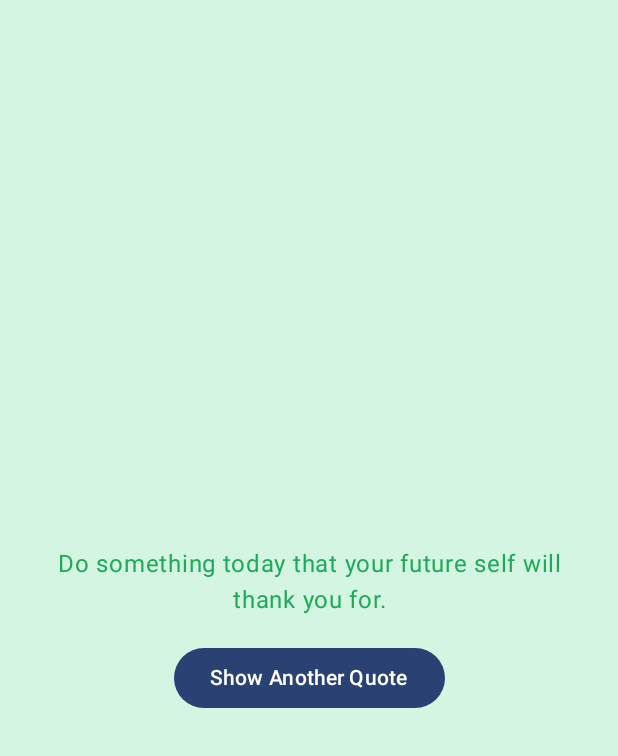
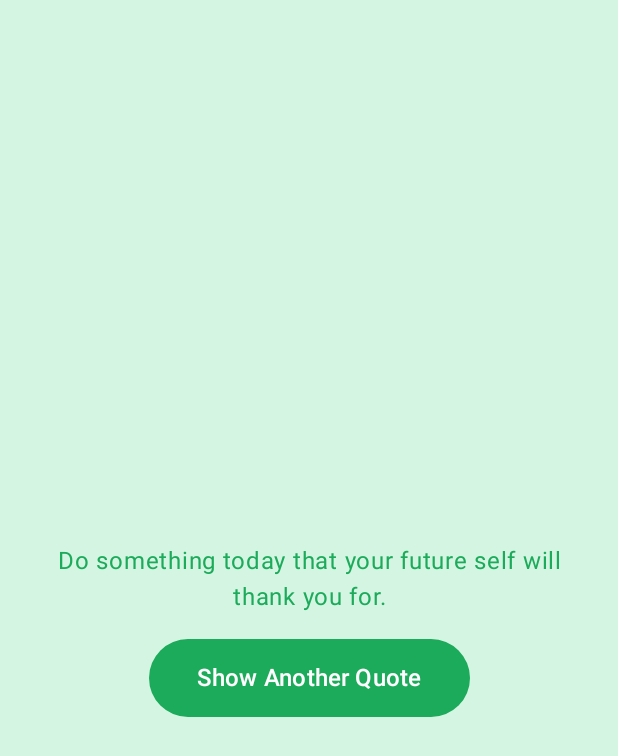
Before and after one commit to EdwardMarecos/CS501, an Android app built with Jetpack Compose: the screen it shows after launch (MainActivity), on a phone screen of 412 x 824 dp. Shown: the top 756 px of the screen. Run offline under Robolectric (Android 15) with nearby library versions, the phone set to English and light mode, and no system bars.

```diff
--- a/week2/QuoteoftheDayApp/app/src/main/java/com/example/quoteofthedayapp/MainActivity.kt
+++ b/week2/QuoteoftheDayApp/app/src/main/java/com/example/quoteofthedayapp/MainActivity.kt
@@ -14,6 +14,7 @@ import androidx.compose.foundation.layout.padding
 import androidx.compose.foundation.shape.RoundedCornerShape
 import androidx.compose.material3.Button
 import androidx.compose.material3.ButtonDefaults
+import androidx.compose.material3.MaterialTheme
 import androidx.compose.material3.Scaffold
 import androidx.compose.material3.Text
 import androidx.compose.material3.contentColorFor
@@ -86,25 +87,25 @@ fun Quote(modifier: Modifier = Modifier) {
             modifier = Modifier
                 .clip(RoundedCornerShape(12.dp)),
             colors = ButtonDefaults.buttonColors(
-//                backgroundColor = Color(0xFF333333),
-//                contentColorFor()
+                containerColor = Color(0xff1cab5a),
+                contentColor = contentColorFor(Color(0xff1cab5a))
             ),
+
             onClick = {
                 val newRandomIndex = Random.nextInt(quotes.size)
                 currentQuote.value = quotes[newRandomIndex]
             }
         ) {
-            Text(text = "Show Another Quote")
+            Text(
+                modifier = Modifier
+                    .padding(8.dp),
+                color = Color.White,
+                fontSize = MaterialTheme.typography.titleMedium.fontSize,
+                text = "Show Another Quote"
+            )
         }
     }
 }
-
-/*
-    set up the quote
-    display the quote
-    add a button to change the quotes
-    update the displayed quote
-*/
 
 val quotes = listOf(
     "Believe you can and you're halfway there.",
```
Also changed, not shown: week2/GreetingsApp/app/src/main/java/com/example/greetingsapp/MainActivity.kt (+100 -11 lines).
